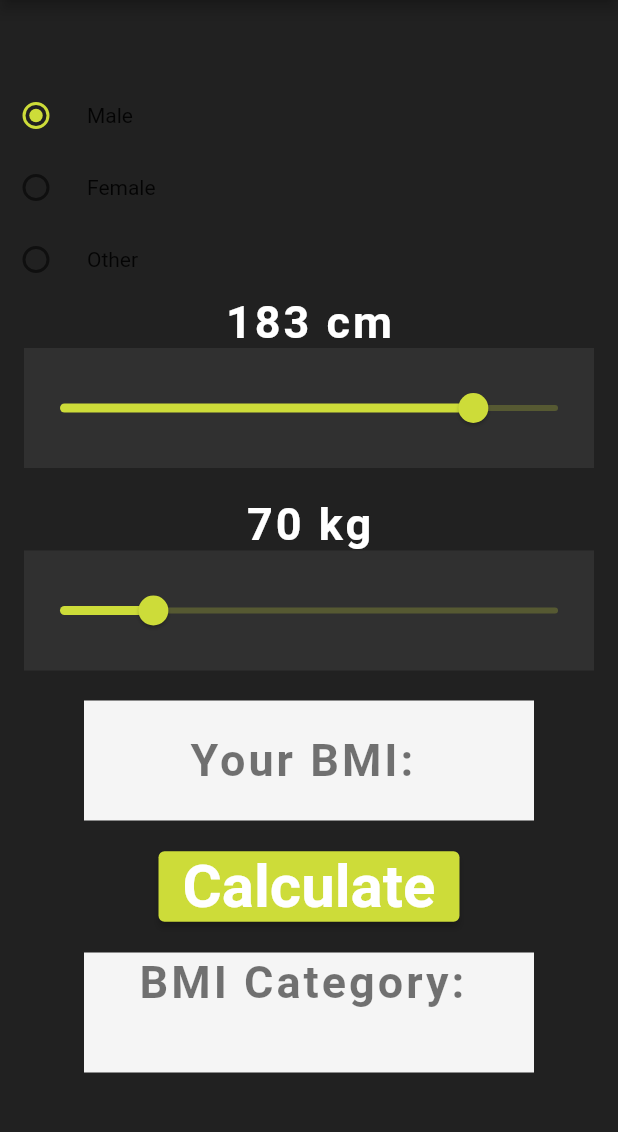
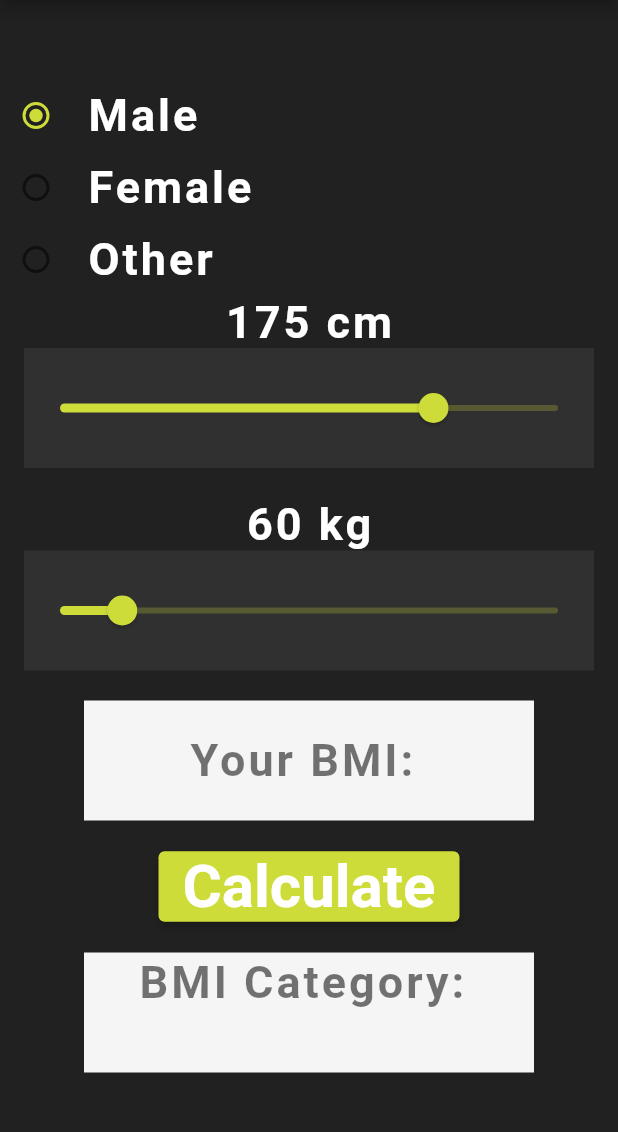
Before and after one commit to amigosilo/BMI_Calculator, a Flutter app: the screen it shows after launch, on a phone screen of 412 x 824 dp, the part 84-1216 px from its top. Run offline on Flutter 3.47's test engine with Material 2 defaults, Android fonts, the phone set to English and light mode, and no system bars.

Commit message:
Formatting and added Style property to radio buttons

```diff
--- a/lib/main.dart
+++ b/lib/main.dart
@@ -43,8 +43,8 @@ class _MyHomePageState extends State<MyHomePage> {
   double _bmi = 0; // Double value of BMI
   String _bmiStr = ''; // BMI value represented as String
   String _bmiCat = ''; // BMI Category represented as String
-  int _height = 183; // Initial value, actual value is taken from slider value
-  int _weight = 70; // Initial value, actual value is taken from slider value
+  int _height = 175; // Initial value, actual value is taken from slider value
+  int _weight = 60; // Initial value, actual value is taken from slider value
   void _calculate() {
     // Function to calculate BMI
     setState(() {
@@ -89,7 +89,14 @@ class _MyHomePageState extends State<MyHomePage> {
                 const SizedBox(
                   width: 10.0,
                 ),
-                const Text("Male"),
+                const Text("Male",
+                  style: TextStyle(
+                    fontSize: 30.0,
+                    fontWeight: FontWeight.bold,
+                    letterSpacing: 2.0,
+                    color: Colors.white,
+                  )
+                ),
               ],
             ),
             Row(
@@ -106,7 +113,14 @@ class _MyHomePageState extends State<MyHomePage> {
                 const SizedBox(
                   width: 10.0,
                 ),
-                const Text("Female"),
+                const Text("Female",
+                  style: TextStyle(
+                    fontSize: 30.0,
+                    fontWeight: FontWeight.bold,
+                    letterSpacing: 2.0,
+                    color: Colors.white,
+                  )
+                ),
               ],
             ),
             Row(
@@ -123,7 +137,14 @@ class _MyHomePageState extends State<MyHomePage> {
                 const SizedBox(
                   width: 10.0,
                 ),
-                const Text("Other"),
+                const Text("Other",
+                  style: TextStyle(
+                    fontSize: 30.0,
+                    fontWeight: FontWeight.bold,
+                    letterSpacing: 2.0,
+                    color: Colors.white,
+                  )
+                ),
               ],
             ),
             Row(
@@ -143,7 +164,8 @@ class _MyHomePageState extends State<MyHomePage> {
                     fontWeight: FontWeight.bold,
                     letterSpacing: 2.0,
                     color: Colors.white,
-                    )),
+                  )
+                ),
               ],
             ),
 
```
Lines whose indentation alone changed are shown as unchanged.
